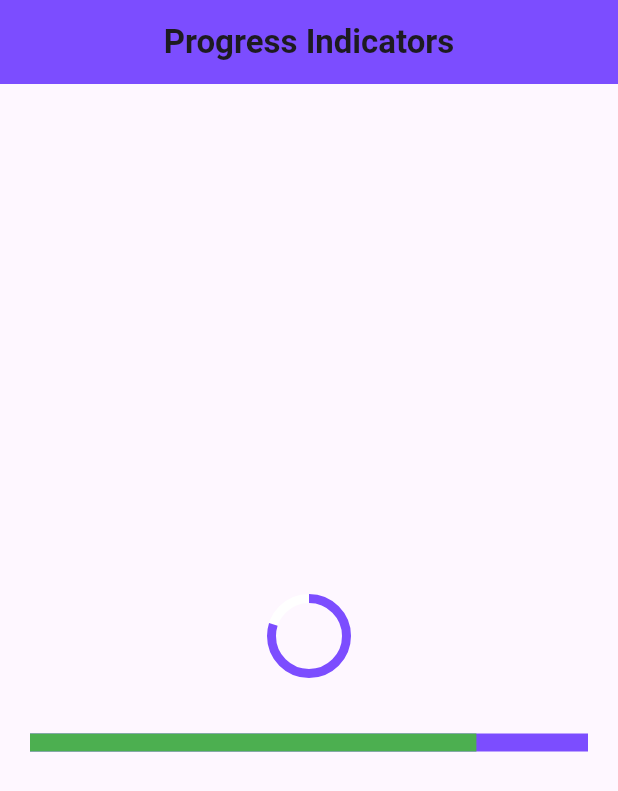
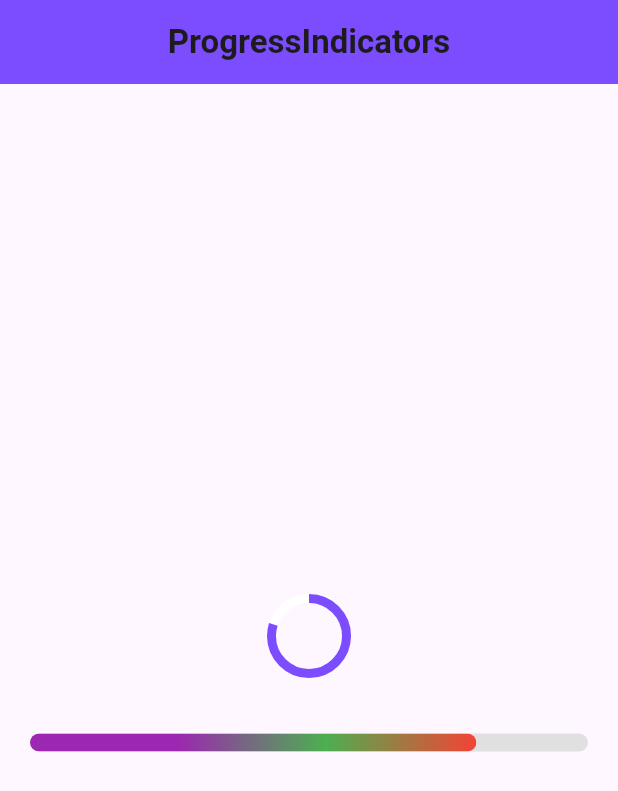
Before and after one commit to m16-omar/Flutter-CPI-LPI, a Flutter app: the screen it shows after launch, on a phone screen of 412 x 824 dp. Shown: the top 791 px of the screen. Run offline on Flutter 3.47's test engine with Material 3 defaults, Android fonts, the light colour scheme and no system bars.

Commit message:
Add files via upload

```diff
--- a/lib/main.dart
+++ b/lib/main.dart
@@ -1,3 +1,4 @@
+import 'package:cpi/screens/process.dart';
 import 'package:flutter/material.dart';
 
 void main() {
@@ -6,57 +7,15 @@ void main() {
 
 class MyApp extends StatelessWidget {
   const MyApp({super.key});
-
   @override
   Widget build(BuildContext context) {
     return MaterialApp(
-      debugShowCheckedModeBanner: false,
-      home: ProgressIndicatorScreen(),
+      title: 'Flutter Demo',
+      theme: ThemeData(
+        colorScheme: ColorScheme.fromSeed(seedColor: Colors.deepPurple),
+        useMaterial3: true,
+      ),
+      home: const ProgressIndicatorScreen(),
     );
   }
 }
-
-class ProgressIndicatorScreen extends StatelessWidget {
-  @override
-  Widget build(BuildContext context) {
-    return Scaffold(
-      appBar: AppBar(
-        backgroundColor: Colors.deepPurpleAccent,
-        title: const Text(
-          'Progress Indicators',
-          style: TextStyle(fontWeight: FontWeight.bold),
-        ),
-        centerTitle: true,
-      ),
-      body: Column(
-        mainAxisAlignment: MainAxisAlignment.center,
-        children: [
-          const SizedBox(height: 20),
-          Center(
-            child: SizedBox(
-              width: 50,
-              height: 50,
-              child: CircularProgressIndicator(
-                value: 0.8, // Progress value
-                strokeWidth: 6,
-                valueColor: const AlwaysStoppedAnimation<Color>(
-                    Colors.deepPurpleAccent),
-                backgroundColor: Colors.white,
-              ),
-            ),
-          ),
-          const SizedBox(height: 40),
-          Padding(
-            padding: const EdgeInsets.symmetric(horizontal: 20),
-            child: LinearProgressIndicator(
-              value: 0.8, // Progress value
-              minHeight: 12,
-              valueColor: const AlwaysStoppedAnimation<Color>(Colors.green),
-              backgroundColor: Colors.deepPurpleAccent,
-            ),
-          ),
-        ],
-      ),
-    );
-  }
-}
--- /dev/null
+++ b/lib/screens/process.dart
@@ -0,0 +1,71 @@
+import 'package:flutter/material.dart';
+
+class ProgressIndicatorScreen extends StatelessWidget {
+  const ProgressIndicatorScreen({super.key});
+
+  @override
+  Widget build(BuildContext context) {
+    return Scaffold(
+      appBar: AppBar(
+        backgroundColor: Colors.deepPurpleAccent,
+        title: const Text(
+          'ProgressIndicators',
+          style: TextStyle(fontWeight: FontWeight.bold),
+        ),
+        centerTitle: true,
+      ),
+      body: Column(
+        mainAxisAlignment: MainAxisAlignment.center,
+        children: [
+          const SizedBox(height: 20),
+          Center(
+            child: SizedBox(
+              width: 50,
+              height: 50,
+              child: CircularProgressIndicator(
+                value: 0.8, // Progress value
+                strokeWidth: 6,
+                valueColor: const AlwaysStoppedAnimation<Color>(
+                    Colors.deepPurpleAccent),
+                backgroundColor: Colors.white,
+              ),
+            ),
+          ),
+          const SizedBox(height: 40),
+          Padding(
+            padding: const EdgeInsets.symmetric(horizontal: 20),
+            child: Stack(
+              children: [
+                Container(
+                  height: 12,
+                  width: double.infinity,
+                  decoration: BoxDecoration(
+                    borderRadius: BorderRadius.circular(6),
+                    color: Colors.grey.shade300, // Background color
+                  ),
+                ),
+                ClipRRect(
+                  borderRadius: BorderRadius.circular(6),
+                  child: LayoutBuilder(
+                    builder: (context, constraints) {
+                      return Container(
+                        height: 12,
+                        width: constraints.maxWidth * 0.8, // Progress value
+                        decoration: const BoxDecoration(
+                          gradient: LinearGradient(
+                            colors: [Colors.purple, Colors.green, Colors.red],
+                            stops: [0.33, 0.66, 1.0],
+                          ),
+                        ),
+                      );
+                    },
+                  ),
+                ),
+              ],
+            ),
+          ),
+        ],
+      ),
+    );
+  }
+}
```
Also changed, not shown: 50 other files.
